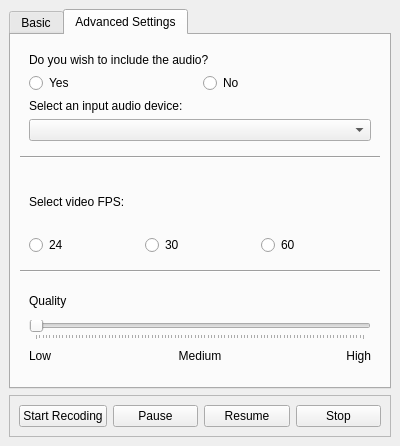
Qt form ScreenRecorderQT/ScreenRecorder/mainwindow.ui (cheina97/ScreenRecorderQT) before a commit.
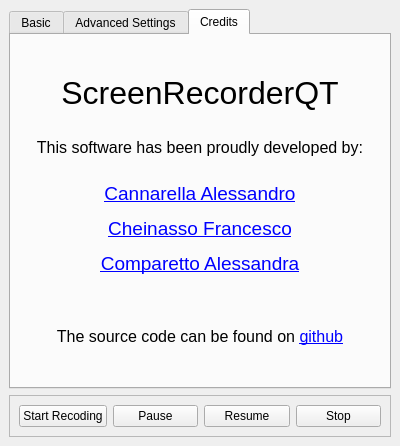
The same form after that commit. Icons and pictures are not drawn.

What changed in the file:
```diff
--- a/ScreenRecorderQT/ScreenRecorder/mainwindow.ui
+++ b/ScreenRecorderQT/ScreenRecorder/mainwindow.ui
@@ -34,7 +34,7 @@
     <item>
      <widget class="QTabWidget" name="tabWidget">
       <property name="currentIndex">
-       <number>1</number>
+       <number>2</number>
       </property>
       <widget class="QWidget" name="tab_1">
        <attribute name="title">
@@ -427,6 +427,20 @@
         </item>
        </layout>
       </widget>
+      <widget class="QWidget" name="tab_3">
+       <attribute name="title">
+        <string>Credits</string>
+       </attribute>
+       <layout class="QHBoxLayout" name="horizontalLayout_4">
+        <item>
+         <widget class="QLabel" name="label_12">
+          <property name="text">
+           <string>&lt;html&gt;&lt;head/&gt;&lt;body&gt;&lt;p align=&quot;center&quot;&gt;&lt;span style=&quot; font-size:24pt;&quot;&gt;ScreenRecorderQT&lt;/span&gt;&lt;br/&gt;&lt;/p&gt;&lt;p align=&quot;center&quot;&gt;&lt;span style=&quot; font-size:12pt;&quot;&gt;This software has been proudly developed by:&lt;/span&gt;&lt;br/&gt;&lt;/p&gt;&lt;p align=&quot;center&quot;&gt;&lt;a href=&quot;https://github.com/cannarelladev&quot;&gt;&lt;span style=&quot; font-size:14pt; text-decoration: underline; color:#0000ff;&quot;&gt;Cannarella Alessandro&lt;/span&gt;&lt;/a&gt;&lt;/p&gt;&lt;p align=&quot;center&quot;&gt;&lt;a href=&quot;https://github.com/cheina97&quot;&gt;&lt;span style=&quot; font-size:14pt; text-decoration: underline; color:#0000ff;&quot;&gt;Cheinasso Francesco&lt;/span&gt;&lt;/a&gt;&lt;/p&gt;&lt;p align=&quot;center&quot;&gt;&lt;a href=&quot;https://github.com/alessandracomparetto&quot;&gt;&lt;span style=&quot; font-size:14pt; text-decoration: underline; color:#0000ff;&quot;&gt;Comparetto Alessandra&lt;/span&gt;&lt;/a&gt;&lt;/p&gt;&lt;p align=&quot;center&quot;&gt;&lt;br/&gt;&lt;/p&gt;&lt;p align=&quot;center&quot;&gt;&lt;span style=&quot; font-size:12pt;&quot;&gt;The source code can be found on &lt;/span&gt;&lt;a href=&quot;https://github.com/cheina97/PDS_Project&quot;&gt;&lt;span style=&quot; font-size:12pt; text-decoration: underline; color:#0000ff;&quot;&gt;github&lt;/span&gt;&lt;/a&gt;&lt;/p&gt;&lt;/body&gt;&lt;/html&gt;</string>
+          </property>
+         </widget>
+        </item>
+       </layout>
+      </widget>
      </widget>
     </item>
     <item>
```
